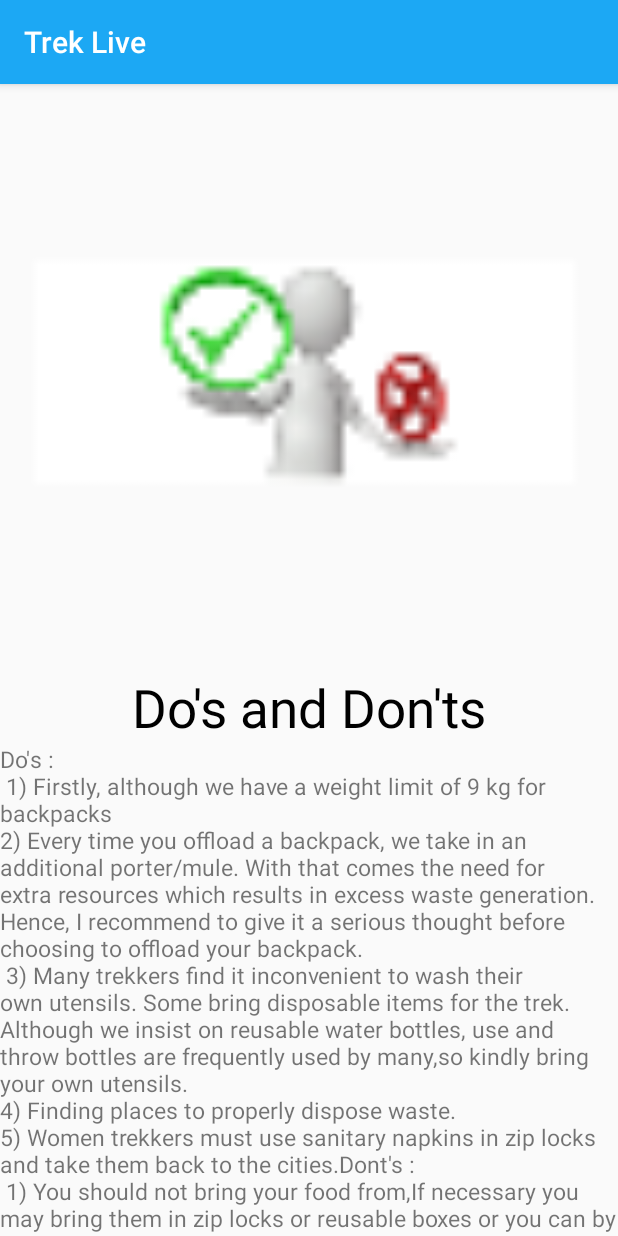
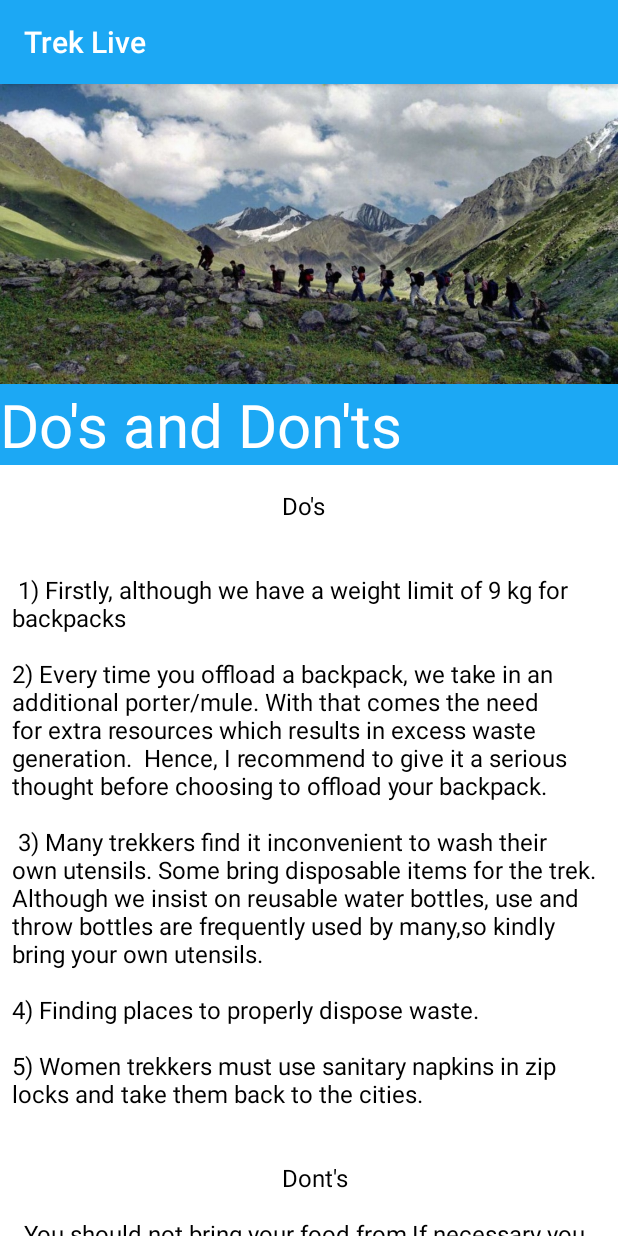
Before and after one commit to LalitKushwah/AcroHackathon, an Android app: the MainActivity screen opened directly, with no data from a screen before it, after a tap on an icon or button, on a phone screen of 412 x 824 dp. Run offline under Robolectric (Android 15) with nearby library versions, the phone set to English and light mode, and no system bars; 5 statements that could not run were skipped.

Commit message:
UI complete

```diff
--- a/app/src/main/AndroidManifest.xml
+++ b/app/src/main/AndroidManifest.xml
@@ -45,13 +45,13 @@
         </activity>
         <activity android:name=".InstructionActivity" />
 
-        <service android:name=".utils.NotificationUtil">
+        <service android:name=".utils.MyMessagingService">
             <intent-filter>
                 <action android:name="com.google.firebase.MESSAGING_EVENT" />
             </intent-filter>
         </service>
 
-        <activity android:name=".TrekkingActivity"></activity>
+        <activity android:name=".TrekkingActivity"/>
     </application>
 
 </manifest>
--- a/app/src/main/java/com/acro/hackathon/trekking/InstructionActivity.java
+++ b/app/src/main/java/com/acro/hackathon/trekking/InstructionActivity.java
@@ -1,8 +1,8 @@
 package com.acro.hackathon.trekking;
 
 import android.content.Intent;
+import android.os.Bundle;
 import android.support.v7.app.AppCompatActivity;
-import android.os.Bundle;
 import android.widget.ImageView;
 import android.widget.TextView;
 
@@ -20,73 +20,73 @@ public class InstructionActivity extends AppCompatActivity {
         type=i.getStringExtra("type");
 
         textView=(TextView)findViewById(R.id.title);
-        discription=(TextView)findViewById(R.id.discription);
+        discription=(TextView)findViewById(R.id.description);
         imageView=(ImageView)findViewById(R.id.imageView);
 
         textView.setText(type);
 
         if(type.equals("Do's and Don'ts")) {
 
-            discription.setText("Do's :\n 1) Firstly, although we have a weight limit of 9 kg for backpacks \n" +
+            discription.setText("                                             Do's \n\n\n 1) Firstly, although we have a weight limit of 9 kg for backpacks \n\n" +
                     "2) Every time you offload a backpack, we take in an additional porter/mule. With that comes the need for extra resources which results in excess waste " +
-                    "generation.  Hence, I recommend to give it a serious thought before choosing to offload your backpack.\n " +
+                    "generation.  Hence, I recommend to give it a serious thought before choosing to offload your backpack.\n\n " +
                     "3) Many trekkers find it inconvenient to wash their own utensils. Some bring disposable items for the trek.  Although we insist on reusable water " +
-                    "bottles, use and throw bottles are frequently used by many,so kindly bring your own utensils.\n" +
-                    "4) Finding places to properly dispose waste.\n" +
+                    "bottles, use and throw bottles are frequently used by many,so kindly bring your own utensils.\n\n" +
+                    "4) Finding places to properly dispose waste.\n\n" +
                     "5) Women trekkers must use sanitary napkins in zip locks and take them back to the cities." +
-                    "Dont's :\n 1) You should not bring your food from,If necessary you may bring them in zip locks or" +
-                    " reusable boxes or you can by from locals \n" +
+                    "\n\n\n                                             Dont's \n\n  You should not bring your food from,If necessary you may bring them in zip locks or" +
+                    " reusable boxes or you can by from locals \n\n" +
                     "2) Trekkers are excited to find Maggi there. I won’t deny how comforting it is to have warm Maggi after a cold and hard climb. But " +
-                    "it is precisely after such a strenuous day that you need to avoid Maggi because indigestion is a common ailment.\n" +
+                    "it is precisely after such a strenuous day that you need to avoid Maggi because indigestion is a common ailment.\n\n" +
                     "3) The rivers and streams you cross are the source of drinking water for thousands. Those in the valley directly consume " +
-                    "this water without filtering. So, peeing and washing in the stream is a big no-no \n" +
+                    "this water without filtering. So, peeing and washing in the stream is a big no-no \n\n" +
                     "4) Trekking is all enjoying nature and surviving with minimal requirements. So adopt that idea and imbibe it. Even " +
-                    "recyclable and organic waste is waste. So let’s avoid wasting.\n" +
+                    "recyclable and organic waste is waste. So let’s avoid wasting.\n\n" +
                     "5) We don’t belong in the mountains. We are visitors. Animals and birds often shun away from the noises and change their behavioral patterns.  So let’s make" +
                     " it a point to not disturb our hosts and enjoy them in their natural setting."
             );
-            imageView.setImageResource(R.mipmap.dos);
+            imageView.setImageResource(R.drawable.tr1);
         }
         if(type.equals("Kit")) {
             discription.setText("Being well equipped with essentials is mandatory for a pleasant and enthralling" +
-                    " trekking tour. Here is the list of items you must bring along with you on your trekking tour:\n" +
-                    "Waterproofed trekking boots\n" +
-                    "Running shoes\n" +
-                    "torch\n" +
-                    "Down jacket or something like this that has a hood\n" +
-                    "A sweater as the weather may get chilly\n" +
-                    "Two cotton shirts\n" +
-                    "A pair of woolen trousers\n" +
-                    "Three pairs of underwear as you may wash them on the tour\n" +
-                    "Wind-gear and rain-gear having a hood\n" +
-                    "Sun hat\n" +
-                    "Woolen hat\n" +
-                    "Woolen gloves\n" +
-                    "Cotton socks\n" +
-                    "Woolen socks\n" +
+                    " trekking tour. \n Here is the list of items you must bring along with you on your trekking tour:\n\n" +
+                    "Waterproofed trekking boots\n\n" +
+                    "Running shoes\n\n" +
+                    "torch\n\n" +
+                    "Down jacket or something like this that has a hood\n\n" +
+                    "A sweater as the weather may get chilly\n\n" +
+                    "Two cotton shirts\n\n" +
+                    "A pair of woolen trousers\n\n" +
+                    "Three pairs of underwear as you may wash them on the tour\n\n" +
+                    "Wind-gear and rain-gear having a hood\n\n" +
+                    "Sun hat\n\n" +
+                    "Woolen hat\n\n" +
+                    "Woolen gloves\n\n" +
+                    "Cotton socks\n\n" +
+                    "Woolen socks\n\n" +
                     "Personal first-aid kit including medication for common ailments such as" +
                     " headaches, dysentery etc., moleskin, antiseptic cream, surgical tape, " +
-                    "band aids, sun cream and medicines\n" +
-                    "Tablets to purify the water\n" +
-                    "Toilet kit that includes extra towel, toilet paper and soap\n" +
-                    "Torches with extra cells\n" +
-                    "Sunglasses (It is wise to bring an extra pair)\n" +
-                    "Water bottle that can hold sufficient water\n" +
-                    "Pocketknife\n" +
-                    "Swimsuit\n" +
-                    "Plastic bags\n" +
-                    "Weight daypack\n" +
-                    "Waterproof Duffel bag\n" +
-                    "Camera with many fully charged batteries\n" +
-                    "Binoculars\n" +
-                    "Umbrella\n" +
-                    "Extra water bottle\n ");
-            imageView.setImageResource(R.mipmap.first);
+                    "band aids, sun cream and medicines\n\n" +
+                    "Tablets to purify the water\n\n" +
+                    "Toilet kit that includes extra towel, toilet paper and soap\n\n" +
+                    "Torches with extra cells\n\n" +
+                    "Sunglasses (It is wise to bring an extra pair)\n\n" +
+                    "Water bottle that can hold sufficient water\n\n" +
+                    "Pocketknife\n\n" +
+                    "Swimsuit\n\n" +
+                    "Plastic bags\n\n" +
+                    "Weight daypack\n\n" +
+                    "Waterproof Duffel bag\n\n" +
+                    "Camera with many fully charged batteries\n\n" +
+                    "Binoculars\n\n" +
+                    "Umbrella\n\n" +
+                    "Extra water bottle\n\n ");
+            imageView.setImageResource(R.drawable.tr2);
         }
         if(type.equals("BaseCamp Information")) {
             discription.setText("BaseCamp is a place in which rescue team will be present for the safety purpose"+
                     "of the trekkers where, by client server thay will determine the current location of the trekkers");
-            imageView.setImageResource(R.mipmap.base);
+            imageView.setImageResource(R.drawable.tr3);
         }
 
 
--- a/app/src/main/java/com/acro/hackathon/trekking/MainActivity.java
+++ b/app/src/main/java/com/acro/hackathon/trekking/MainActivity.java
@@ -96,7 +96,7 @@ public class MainActivity extends LocationBaseActivity implements OnMapReadyCall
 
 
         retrofit=new Retrofit.Builder()
-                .baseUrl("http://192.168.0.105:80")
+                .baseUrl("http://10.40.0.149:80")
                 .client(getUnsafeOkHttpClient())
                 .addConverterFactory(GsonConverterFactory.create())
                 .build();
@@ -155,7 +155,6 @@ public class MainActivity extends LocationBaseActivity implements OnMapReadyCall
         mDrawerList.setAdapter(new ArrayAdapter<String>(this, android.R.layout.simple_list_item_1, drawerOptions));
         getLocation();
         names = new ArrayList<>();
-        names = getIntent().getStringArrayListExtra("names");
         treks = getIntent().getStringArrayExtra("treks");
 
         AlertDialog.Builder builder = new AlertDialog.Builder(this);
@@ -291,7 +290,7 @@ public class MainActivity extends LocationBaseActivity implements OnMapReadyCall
             break;
             case R.id.eatries:
                 Intent i2=new Intent(MainActivity.this,InstructionActivity.class);
-                i2.putExtra("type","Procedure");
+                i2.putExtra("type","BaseCamp Information");
                 startActivity(i2);
                 break;
         }
@@ -360,7 +359,7 @@ public class MainActivity extends LocationBaseActivity implements OnMapReadyCall
             public void onResponse(Call<ResponseData> call, Response<ResponseData> response) {
 
                 details.clear();
-                weatherText.setText("weather-"+response.body().getList().get(0).getMain().getTemp()+(char) 0x00B0 +"C/"+response.body().getList().get(0).getWeather().get(0).getMain());
+                weatherText.setText(response.body().getList().get(0).getMain().getTemp()+(char) 0x00B0 +"C/"+response.body().getList().get(0).getWeather().get(0).getMain());
                 weatherList.addAll(response.body().getList());
 
                 details.add(response.body().getList().get(0).getMain().getTempMax());
@@ -461,9 +460,7 @@ public class MainActivity extends LocationBaseActivity implements OnMapReadyCall
                             .width(8)
                             .color(Color.RED));
                     }while(i<coordinates.size()-1);
-
-
-                    mMap.animateCamera(CameraUpdateFactory.newLatLngZoom(new LatLng(coordinates.get(0).get(1), coordinates.get(0).get(0)), 9.0f));
+                    mMap.animateCamera(CameraUpdateFactory.newLatLngZoom(new LatLng(coordinates.get(0).get(1), coordinates.get(0).get(0)), 8.2f));
                 }
                 else{
                     Toast.makeText(MainActivity.this, "Network Error", Toast.LENGTH_SHORT).show();
--- a/app/src/main/res/drawable/hollow_med_button.xml
+++ b/app/src/main/res/drawable/hollow_med_button.xml
@@ -6,7 +6,7 @@
             xmlns:android="http://schemas.android.com/apk/res/android">
             <stroke
                 android:width="2dp"
-                android:color="#0969fa"/>
+                android:color="#1ca8f4"/>
             <corners
                 android:radius="7dp" />
             <padding
--- /dev/null
+++ b/app/src/main/res/drawable/ic_tent.xml
@@ -0,0 +1,4 @@
+<vector android:height="24dp" android:viewportHeight="512.001"
+    android:viewportWidth="512.001" android:width="24dp" xmlns:android="http://schemas.android.com/apk/res/android">
+    <path android:fillColor="#1ca8f4" android:pathData="M503.4,451.2h-17.9v-79.8c0,-4.5 -3.5,-8.5 -8,-8.6c-4.7,-0.1 -8.5,3.6 -8.5,8.3v10c-16.7,-12.8 -47.3,-37 -80.1,-67.2c-61.4,-56.5 -103.7,-109.1 -122.7,-152.4c-1.2,-2.8 -1.8,-5.8 -1.8,-8.8v-23.3l73.9,-24.6c3.4,-1.1 5.7,-4.3 5.7,-7.9s-2.3,-6.7 -5.7,-7.9l-73.9,-24.6V52.9c0,-4.5 -3.5,-8.5 -8,-8.6c-4.7,-0.1 -8.5,3.6 -8.5,8.3v100c0,3 -0.6,6.1 -1.8,8.8c-19,43.3 -61.1,95.8 -122.5,152.3c-32.8,30.2 -63.5,54.5 -80.2,67.3v-9.6c0,-4.5 -3.5,-8.5 -8,-8.6c-4.7,-0.1 -8.5,3.6 -8.5,8.3v80.2H8.6c-4.5,0 -8.5,3.5 -8.6,8c-0.1,4.7 3.6,8.5 8.3,8.5h495.4c4.7,0 8.4,-3.9 8.3,-8.5C511.9,454.7 507.9,451.2 503.4,451.2zM264.3,81.7l45.1,15l-45.1,15V81.7zM79.6,451.2H43.1v-49.4c6,-4.4 19.2,-14.4 36.5,-28.4V451.2zM247.7,451.2h-72.3c16.4,-22.3 49,-69.6 72.3,-122.6V451.2zM264.3,451.2V328.5c23.3,53.1 55.9,100.3 72.3,122.6H264.3zM415.8,451.2h-58.4c-12.5,-16.3 -70.4,-94.2 -93.4,-171h-0c-1,-3.4 -4.2,-5.9 -7.9,-5.9s-6.9,2.5 -7.9,5.9h-0c-23,76.7 -80.9,154.7 -93.4,171H96.2v-91.6c11.9,-10 24.9,-21.3 38.2,-33.6c52.2,-48 90.2,-92.2 113.3,-131.8v53c0,4.6 3.7,8.3 8.3,8.3c4.6,0 8.3,-3.7 8.3,-8.3v-53c23.1,39.6 61,83.8 113.3,131.8c13.4,12.3 26.4,23.6 38.2,33.6V451.2zM468.9,451.2h-36.5v-77.9c17.3,14 30.5,24 36.5,28.4V451.2z"/>
+</vector>
--- a/app/src/main/res/layout/activity_instruction.xml
+++ b/app/src/main/res/layout/activity_instruction.xml
@@ -1,53 +1,150 @@
-<?xml version="1.0" encoding="utf-8"?>
-<LinearLayout xmlns:android="http://schemas.android.com/apk/res/android"
-    xmlns:tools="http://schemas.android.com/tools"
-    android:id="@+id/activity_instruction"
+<!--<?xml version="1.0" encoding="utf-8"?>-->
+
+
+
+<!--<LinearLayout-->
+    <!--xmlns:android="http://schemas.android.com/apk/res/android"-->
+    <!--xmlns:tools="http://schemas.android.com/tools"-->
+    <!--android:id="@+id/activity_instruction"-->
+    <!--android:layout_width="match_parent"-->
+    <!--android:layout_height="match_parent"-->
+    <!--android:orientation="vertical"-->
+    <!--android:weightSum="10"-->
+    <!--tools:context="com.acro.hackathon.trekking.InstructionActivity">-->
+
+    <!--<LinearLayout-->
+        <!--android:layout_width="match_parent"-->
+        <!--android:layout_height="0dp"-->
+        <!--android:orientation="vertical"-->
+        <!--android:layout_weight="5">-->
+
+        <!--<ImageView-->
+            <!--android:layout_width="match_parent"-->
+            <!--android:layout_height="0dp"-->
+            <!--android:layout_weight="2"-->
+            <!--android:id="@+id/imageView"-->
+            <!--android:src="@drawable/tr1"-->
+            <!--android:scaleType="centerCrop"-->
+            <!--/>-->
+
+    <!--</LinearLayout>-->
+
+    <!--<ScrollView-->
+        <!--android:layout_width="match_parent"-->
+        <!--android:layout_height="0dp"-->
+        <!--android:layout_weight="5">-->
+
+    <!--<LinearLayout-->
+        <!--android:layout_width="match_parent"-->
+        <!--android:layout_height="0dp"-->
+        <!--android:orientation="vertical"-->
+        <!--&gt;-->
+
+            <!--<TextView-->
+                <!--android:layout_width="wrap_content"-->
+                <!--android:layout_height="wrap_content"-->
+                <!--android:text="@string/do_s_and_dont_s"-->
+                <!--android:textSize="35sp"-->
+                <!--android:layout_marginTop="8dp"-->
+                <!--android:textColor="#000"-->
+                <!--android:id="@+id/title"-->
+                <!--android:layout_gravity="center_horizontal"/>-->
+            <!--<TextView-->
+                <!--android:layout_width="wrap_content"-->
+                <!--android:layout_height="wrap_content"-->
+                <!--android:id="@+id/discription"-->
+                <!--android:textSize="15sp"-->
+                <!--android:text="1.Hello this is the first point"/>-->
+
+
+
+    <!--</LinearLayout>-->
+
+    <!--</ScrollView>-->
+
+
+
+<!--</LinearLayout>-->
+
+
+<android.support.design.widget.CoordinatorLayout
+    xmlns:android="http://schemas.android.com/apk/res/android"
+    xmlns:app="http://schemas.android.com/apk/res-auto"
+    android:layout_width="match_parent"
+    android:layout_height="match_parent">
+
+    <android.support.design.widget.AppBarLayout
+        android:id="@+id/app_bar_layout"
+        android:layout_width="match_parent"
+        android:layout_height="wrap_content">
+
+        <android.support.design.widget.CollapsingToolbarLayout
+            android:id="@+id/collapsing_toolbar"
+            android:layout_width="match_parent"
+            android:layout_height="match_parent"
+            app:layout_scrollFlags="scroll|exitUntilCollapsed"
+            app:contentScrim="?attr/colorPrimary">
+
+            <!--<android.support.v7.widget.Toolbar-->
+                <!--android:id="@+id/toolbar"-->
+                <!--android:layout_width="match_parent"-->
+                <!--android:layout_height="?attr/actionBarSize"-->
+                <!--app:layout_collapseMode="pin" >-->
+
+
+            <!--</android.support.v7.widget.Toolbar>-->
+
+            <ImageView
+                android:id="@+id/imageView"
+                android:layout_width="match_parent"
+                android:layout_height="200dp"
+                android:src="@drawable/tr1"
+
+                android:scaleType="centerCrop"
+                app:layout_collapseMode="parallax"
+                app:layout_collapseParallaxMultiplier="0.7"
+                />
+
+
+        </android.support.design.widget.CollapsingToolbarLayout>
+
+    </android.support.design.widget.AppBarLayout>
+    <android.support.v4.widget.NestedScrollView
+        android:layout_width="match_parent"
+        android:layout_height="match_parent"
+        android:background="@android:color/white"
+        app:layout_behavior="@string/appbar_scrolling_view_behavior">
+<LinearLayout
     android:layout_width="match_parent"
     android:layout_height="match_parent"
     android:orientation="vertical"
-    android:weightSum="10"
-    tools:context="com.acro.hackathon.trekking.InstructionActivity">
+    android:weightSum="5">
 
-    <LinearLayout
-        android:layout_width="match_parent"
-        android:layout_height="0dp"
-        android:layout_weight="5">
-
-        <ImageView
+        <TextView
             android:layout_width="match_parent"
-            android:layout_height="match_parent"
-            android:id="@+id/imageView"
-            android:src="@drawable/tr1"
-            android:scaleType="centerCrop"
-            />
-
-    </LinearLayout>
-    <LinearLayout
-        android:layout_width="match_parent"
-        android:layout_height="0dp"
-        android:orientation="vertical"
-        android:layout_weight="5">
-
-            <TextView
-                android:layout_width="wrap_content"
-                android:layout_height="wrap_content"
-                android:text="@string/do_s_and_dont_s"
-                android:textSize="35sp"
-                android:layout_marginTop="8dp"
-                android:textColor="#000"
-                android:id="@+id/title"
-                android:layout_gravity="center_horizontal"/>
-            <TextView
-                android:layout_width="wrap_content"
-                android:layout_height="wrap_content"
-                android:id="@+id/discription"
-                android:textSize="15sp"
-                android:text="1.Hello this is the first point"/>
-
-    </LinearLayout>
+            android:layout_height="wrap_content"
+            android:background="#1ca8f4"
+            android:id="@+id/title"
+            android:textSize="40sp"
+            android:text="Title Here"
+            android:textColor="#ffffff"
+            app:layout_collapseMode="pin"
+            android:layout_weight="2"/>
 
 
-
-
+        <TextView
+            android:padding="8dp"
+            android:layout_width="fill_parent"
+            android:layout_height="wrap_content"
+            android:layout_weight="3"
+            android:textSize="16sp"
+            android:textColor="#000"
+            android:id="@+id/description"
+            android:layout_marginTop="8dp"
+            android:text="The Name is Prasheel Soni"/>
 
 </LinearLayout>
+
+    </android.support.v4.widget.NestedScrollView>
+
+</android.support.design.widget.CoordinatorLayout>
```
Also changed, not shown: app/src/main/java/com/acro/hackathon/trekking/IntroActivity.java (+3 -17 lines), app/src/main/java/com/acro/hackathon/trekking/utils/MyMessagingService.java (+19 -0 lines), app/src/main/res/drawable/hollow_green_button.xml (added, +56 -0 lines), app/src/main/res/drawable/ic_camping_backpackage.xml (added, +5 -0 lines), app/src/main/res/drawable/ic_checklist_and_pencil.xml (added, +4 -0 lines), app/src/main/res/drawable/ic_more_horiz_black_24dp.xml (added, +9 -0 lines), app/src/main/res/layout/activity_main.xml (+31 -43 lines), app/src/main/res/layout/activity_weather_details.xml (+6 -2 lines), app/src/main/res/layout/trek_select_screen.xml (+8 -29 lines), app/src/main/res/drawable/tr2.jpg (added), app/src/main/res/drawable/tr3.jpg (added), app/src/main/res/drawable/trek.png (added), 4 other files.
